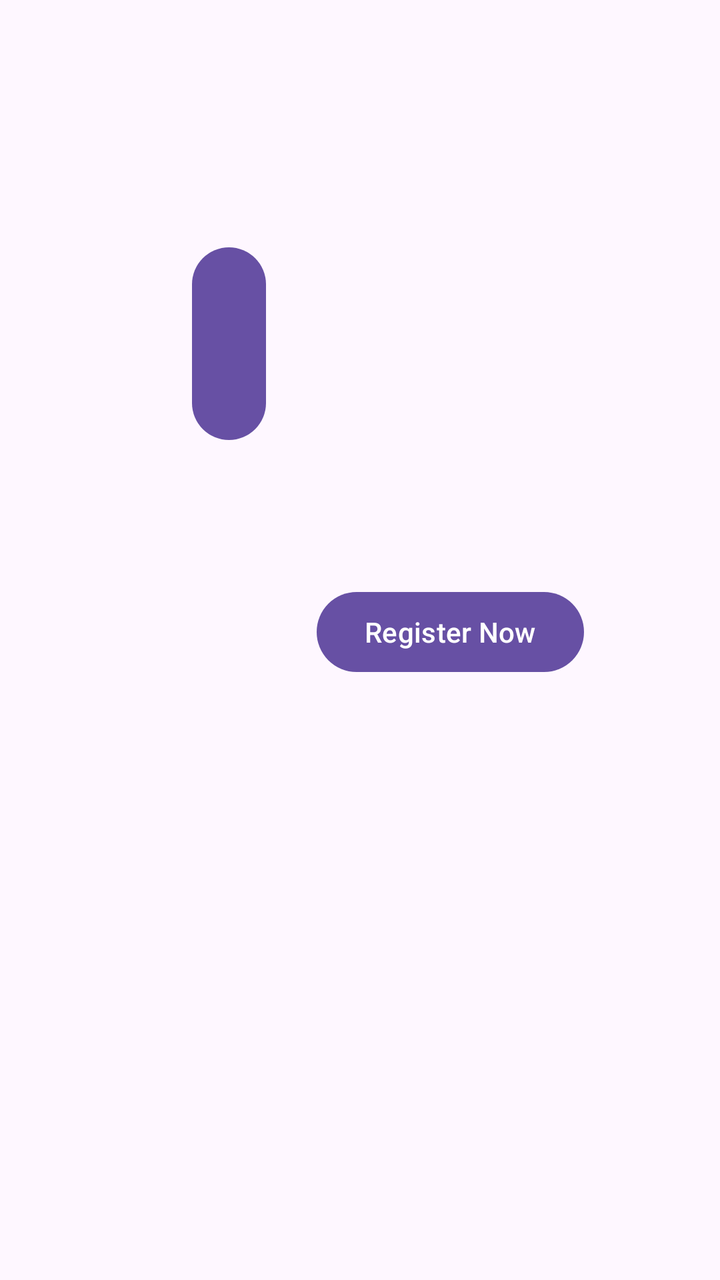
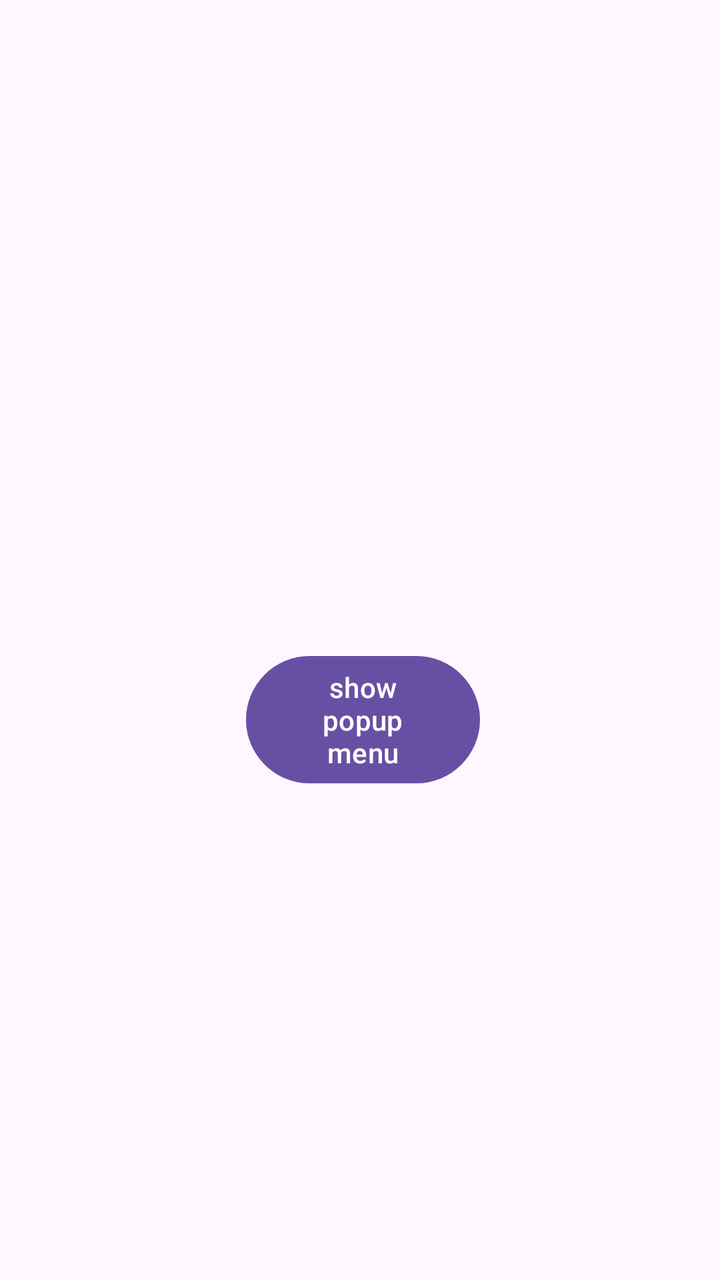

The first picture is an Android layout as it rendered before a commit; the second is the same layout after the commit. The layout source and the unified diff follow.
<!-- AndroidManifest.xml: application theme Theme.Sample -->
<!-- res/layout/activity_main.xml -->
<?xml version="1.0" encoding="utf-8"?>
<androidx.constraintlayout.widget.ConstraintLayout xmlns:android="http://schemas.android.com/apk/res/android"
    xmlns:app="http://schemas.android.com/apk/res-auto"
    xmlns:tools="http://schemas.android.com/tools"
    android:id="@+id/main"
    android:layout_width="match_parent"
    android:layout_height="match_parent"
    tools:context=".MainActivity">

    <Button
        android:id="@+id/login_button"
        android:layout_width="0dp"
        android:layout_height="wrap_content"
        android:layout_marginStart="96dp"
        android:layout_marginEnd="227dp"
        android:layout_marginBottom="416dp"
        android:text="Login"
        android:textAllCaps="false"
        app:layout_constraintBottom_toBottomOf="parent"
        app:layout_constraintEnd_toEndOf="parent"
        app:layout_constraintHorizontal_bias="1.0"
        app:layout_constraintStart_toStartOf="parent" />

    <Button
        android:id="@+id/register_button"
        android:layout_width="wrap_content"
        android:layout_height="wrap_content"
        android:layout_marginStart="221dp"
        android:layout_marginEnd="83dp"
        android:layout_marginBottom="300dp"
        android:text="Register Now"
        android:textAllCaps="false"
        app:layout_constraintBottom_toBottomOf="parent"
        app:layout_constraintEnd_toEndOf="parent"
        app:layout_constraintHorizontal_bias="0.807"
        app:layout_constraintStart_toStartOf="parent" />

</androidx.constraintlayout.widget.ConstraintLayout>
<!-- resources referenced by this layout -->
<resources>
  <style name="Theme.Sample" parent="Base.Theme.Sample" />
  <style name="Base.Theme.Sample" parent="Theme.Material3.DayNight.NoActionBar">
          
          
      </style>
</resources>

<!-- the commit's change to res/layout/activity_main.xml (unified diff, before → after) -->
@@ -1,6 +1,5 @@
 <?xml version="1.0" encoding="utf-8"?>
-<androidx.constraintlayout.widget.ConstraintLayout xmlns:android="http://schemas.android.com/apk/res/android"
-    xmlns:app="http://schemas.android.com/apk/res-auto"
+<LinearLayout xmlns:android="http://schemas.android.com/apk/res/android"
     xmlns:tools="http://schemas.android.com/tools"
     android:id="@+id/main"
     android:layout_width="match_parent"
@@ -8,31 +7,14 @@
     tools:context=".MainActivity">
 
     <Button
-        android:id="@+id/login_button"
-        android:layout_width="0dp"
-        android:layout_height="wrap_content"
-        android:layout_marginStart="96dp"
-        android:layout_marginEnd="227dp"
-        android:layout_marginBottom="416dp"
-        android:text="Login"
-        android:textAllCaps="false"
-        app:layout_constraintBottom_toBottomOf="parent"
-        app:layout_constraintEnd_toEndOf="parent"
-        app:layout_constraintHorizontal_bias="1.0"
-        app:layout_constraintStart_toStartOf="parent" />
-
-    <Button
-        android:id="@+id/register_button"
+        android:id="@+id/showbtn"
         android:layout_width="wrap_content"
         android:layout_height="wrap_content"
-        android:layout_marginStart="221dp"
-        android:layout_marginEnd="83dp"
-        android:layout_marginBottom="300dp"
-        android:text="Register Now"
-        android:textAllCaps="false"
-        app:layout_constraintBottom_toBottomOf="parent"
-        app:layout_constraintEnd_toEndOf="parent"
-        app:layout_constraintHorizontal_bias="0.807"
-        app:layout_constraintStart_toStartOf="parent" />
+        android:layout_marginStart="123dp"
+        android:layout_marginTop="324dp"
+        android:layout_marginEnd="120dp"
+        android:onClick="showPopup"
+        android:text="@string/show_popup_menu" />
 
-</androidx.constraintlayout.widget.ConstraintLayout>
+
+</LinearLayout>
<!-- resource entries referenced after the edit -->
@@ -1,5 +1,6 @@
 <!-- resources referenced by this layout -->
 <resources>
+  <string name="show_popup_menu">show popup menu</string>
   <style name="Theme.Sample" parent="Base.Theme.Sample" />
   <style name="Base.Theme.Sample" parent="Theme.Material3.DayNight.NoActionBar">
           
